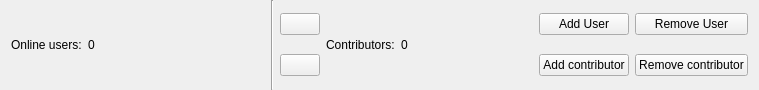
This is CLIENT/GUI/editorWindow/ui/gui_usersbar.ui in GiuliCler/GIMPteam as Qt 5 draws it before an edit. The edited form follows.
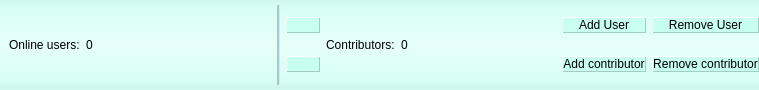
This is the edited form. Icons and pictures are not drawn.

Diff of the .ui file:
```diff
--- a/CLIENT/GUI/editorWindow/ui/gui_usersbar.ui
+++ b/CLIENT/GUI/editorWindow/ui/gui_usersbar.ui
@@ -16,10 +16,51 @@
     <verstretch>0</verstretch>
    </sizepolicy>
   </property>
+  <property name="styleSheet">
+   <string notr="true">QWidget#widget{
+	background-color: qlineargradient(spread:reflect, x1:0.5, y1:0, x2:0.5, y2:0.49, stop:0 rgba(207, 245, 236, 255), stop:0.17 rgba(215, 255, 245, 255), stop:1 rgba(230, 255, 249, 255));
+}
+
+#line{
+background-color: rgb(203, 240, 251);
+}
+
+QPushButton#contributorsWidget{
+	height: 34px;
+	width: 36px;
+}
+
+QPushButton {
+	/*height: 34px;
+	width: 36px;*/
+    background-color: hsv(165, 55, 255);
+    border-width: 1px;
+	border-style: outset;
+	border-color: hsv(165, 55, 205);
+}
+
+QPushButton:hover:!pressed{
+	border-color: hsv(165, 255, 255);
+	border-top-color: hsv(165, 200, 255);	
+	border-left-color: hsv(165, 200, 255);
+}
+
+QPushButton:pressed,QPushButton:checked {
+    border-style: inset;
+	background-color: hsv(165, 55, 220);
+}
+</string>
+  </property>
   <layout class="QHBoxLayout" name="horizontalLayout_4" stretch="0">
+   <property name="leftMargin">
+    <number>0</number>
+   </property>
    <property name="topMargin">
     <number>0</number>
    </property>
+   <property name="rightMargin">
+    <number>0</number>
+   </property>
    <property name="bottomMargin">
     <number>0</number>
    </property>
@@ -44,9 +85,6 @@
       <item>
        <widget class="QWidget" name="onlineUsersWidget" native="true">
         <layout class="QHBoxLayout" name="horizontalLayout_2">
-         <property name="leftMargin">
-          <number>0</number>
-         </property>
          <property name="topMargin">
           <number>0</number>
          </property>
@@ -111,10 +149,152 @@
        </widget>
       </item>
       <item>
-       <widget class="Line" name="line">
-        <property name="orientation">
-         <enum>Qt::Vertical</enum>
-        </property>
+       <widget class="QWidget" name="widget_2" native="true">
+        <layout class="QHBoxLayout" name="horizontalLayout_6">
+         <property name="leftMargin">
+          <number>0</number>
+         </property>
+         <property name="topMargin">
+          <number>5</number>
+         </property>
+         <property name="rightMargin">
+          <number>0</number>
+         </property>
+         <property name="bottomMargin">
+          <number>5</number>
+         </property>
+         <item>
+          <widget class="Line" name="line">
+           <property name="palette">
+            <palette>
+             <active>
+              <colorrole role="WindowText">
+               <brush brushstyle="SolidPattern">
+                <color alpha="255">
+                 <red>169</red>
+                 <green>200</green>
+                 <blue>192</blue>
+                </color>
+               </brush>
+              </colorrole>
+              <colorrole role="Button">
+               <brush brushstyle="SolidPattern">
+                <color alpha="255">
+                 <red>203</red>
+                 <green>240</green>
+                 <blue>251</blue>
+                </color>
+               </brush>
+              </colorrole>
+              <colorrole role="Base">
+               <brush brushstyle="SolidPattern">
+                <color alpha="255">
+                 <red>203</red>
+                 <green>240</green>
+                 <blue>251</blue>
+                </color>
+               </brush>
+              </colorrole>
+              <colorrole role="Window">
+               <brush brushstyle="SolidPattern">
+                <color alpha="255">
+                 <red>203</red>
+                 <green>240</green>
+                 <blue>251</blue>
+                </color>
+               </brush>
+              </colorrole>
+             </active>
+             <inactive>
+              <colorrole role="WindowText">
+               <brush brushstyle="SolidPattern">
+                <color alpha="255">
+                 <red>169</red>
+                 <green>200</green>
+                 <blue>192</blue>
+                </color>
+               </brush>
+              </colorrole>
+              <colorrole role="Button">
+               <brush brushstyle="SolidPattern">
+                <color alpha="255">
+                 <red>203</red>
+                 <green>240</green>
+                 <blue>251</blue>
+                </color>
+               </brush>
+              </colorrole>
+              <colorrole role="Base">
+               <brush brushstyle="SolidPattern">
+                <color alpha="255">
+                 <red>203</red>
+                 <green>240</green>
+                 <blue>251</blue>
+                </color>
+               </brush>
+              </colorrole>
+              <colorrole role="Window">
+               <brush brushstyle="SolidPattern">
+                <color alpha="255">
+                 <red>203</red>
+                 <green>240</green>
+                 <blue>251</blue>
+                </color>
+               </brush>
+              </colorrole>
+             </inactive>
+             <disabled>
+              <colorrole role="WindowText">
+               <brush brushstyle="SolidPattern">
+                <color alpha="255">
+                 <red>120</red>
+                 <green>120</green>
+                 <blue>120</blue>
+                </color>
+               </brush>
+              </colorrole>
+              <colorrole role="Button">
+               <brush brushstyle="SolidPattern">
+                <color alpha="255">
+                 <red>203</red>
+                 <green>240</green>
+                 <blue>251</blue>
+                </color>
+               </brush>
+              </colorrole>
+              <colorrole role="Base">
+               <brush brushstyle="SolidPattern">
+                <color alpha="255">
+                 <red>203</red>
+                 <green>240</green>
+                 <blue>251</blue>
+                </color>
+               </brush>
+              </colorrole>
+              <colorrole role="Window">
+               <brush brushstyle="SolidPattern">
+                <color alpha="255">
+                 <red>203</red>
+                 <green>240</green>
+                 <blue>251</blue>
+                </color>
+               </brush>
+              </colorrole>
+             </disabled>
+            </palette>
+           </property>
+           <property name="frameShadow">
+            <enum>QFrame::Plain</enum>
+           </property>
+           <property name="lineWidth">
+            <number>2</number>
+           </property>
+           <property name="orientation">
+            <enum>Qt::Vertical</enum>
+           </property>
+          </widget>
+         </item>
+        </layout>
        </widget>
       </item>
       <item>
```
